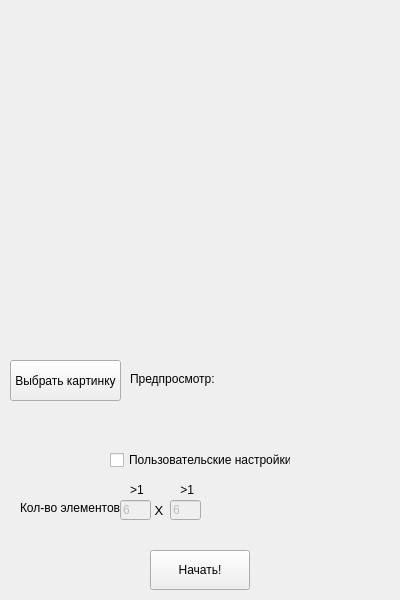
Qt form start.ui (IGragon/projectP) before a commit.
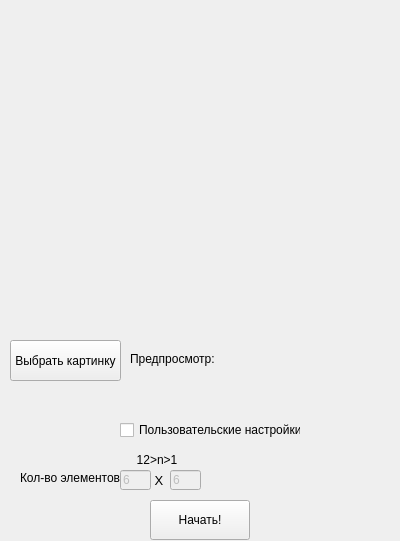
The same form after that commit.

Commit message: почти

```diff
--- a/start.ui
+++ b/start.ui
@@ -7,7 +7,7 @@
     <x>0</x>
     <y>0</y>
     <width>400</width>
-    <height>600</height>
+    <height>541</height>
    </rect>
   </property>
   <property name="mouseTracking">
@@ -21,7 +21,7 @@
     <rect>
      <x>10</x>
      <y>20</y>
-     <width>370</width>
+     <width>381</width>
      <height>277</height>
     </rect>
    </property>
@@ -36,7 +36,7 @@
    <property name="geometry">
     <rect>
      <x>150</x>
-     <y>550</y>
+     <y>500</y>
      <width>100</width>
      <height>40</height>
     </rect>
@@ -49,7 +49,7 @@
    <property name="geometry">
     <rect>
      <x>10</x>
-     <y>360</y>
+     <y>340</y>
      <width>111</width>
      <height>41</height>
     </rect>
@@ -62,7 +62,7 @@
    <property name="geometry">
     <rect>
      <x>130</x>
-     <y>368</y>
+     <y>348</y>
      <width>91</width>
      <height>21</height>
     </rect>
@@ -75,7 +75,7 @@
    <property name="geometry">
     <rect>
      <x>220</x>
-     <y>330</y>
+     <y>310</y>
      <width>100</width>
      <height>100</height>
     </rect>
@@ -87,8 +87,8 @@
   <widget class="QCheckBox" name="checkSettings">
    <property name="geometry">
     <rect>
-     <x>110</x>
-     <y>450</y>
+     <x>120</x>
+     <y>420</y>
      <width>181</width>
      <height>20</height>
     </rect>
@@ -104,7 +104,7 @@
    <property name="geometry">
     <rect>
      <x>20</x>
-     <y>500</y>
+     <y>470</y>
      <width>101</width>
      <height>16</height>
     </rect>
@@ -120,7 +120,7 @@
    <property name="geometry">
     <rect>
      <x>120</x>
-     <y>500</y>
+     <y>470</y>
      <width>31</width>
      <height>20</height>
     </rect>
@@ -136,7 +136,7 @@
    <property name="geometry">
     <rect>
      <x>170</x>
-     <y>500</y>
+     <y>470</y>
      <width>31</width>
      <height>20</height>
     </rect>
@@ -149,7 +149,7 @@
    <property name="geometry">
     <rect>
      <x>151</x>
-     <y>500</y>
+     <y>470</y>
      <width>20</width>
      <height>21</height>
     </rect>
@@ -167,13 +167,13 @@
    <property name="geometry">
     <rect>
      <x>130</x>
-     <y>480</y>
-     <width>71</width>
+     <y>450</y>
+     <width>51</width>
      <height>20</height>
     </rect>
    </property>
    <property name="text">
-    <string>&gt;1           &gt;1</string>
+    <string>  12&gt;n&gt;1</string>
    </property>
   </widget>
  </widget>
```
The commit also changes 1 other file.
